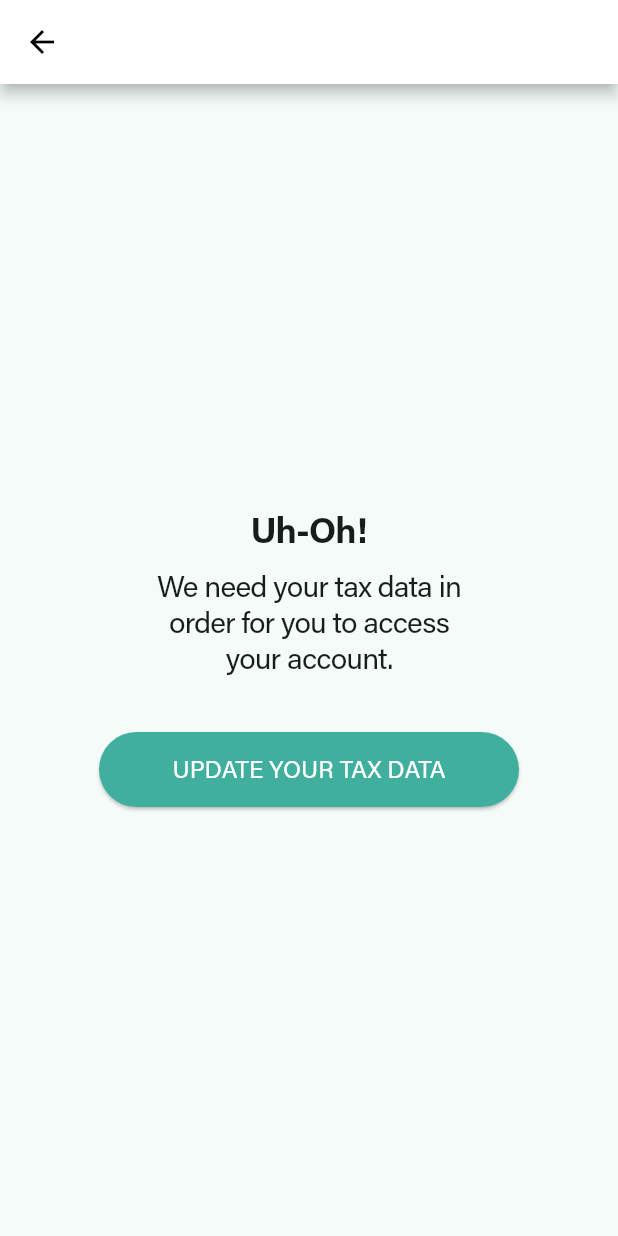
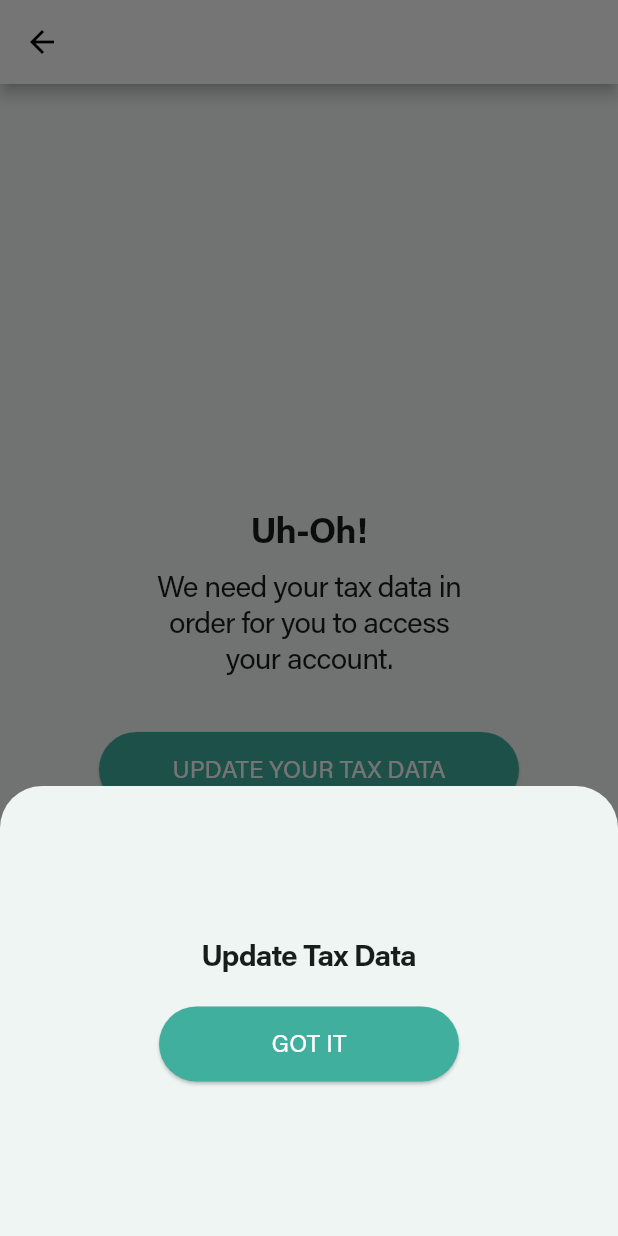
Before and after one commit to matiasespina1991/expatrio-challenge, a Flutter app: the DashboardScreen screen opened directly, after a tap on "UPDATE YOUR TAX DATA", on a phone screen of 412 x 824 dp. Run offline on Flutter 3.47's test engine with Material 3 defaults, Android fonts, the phone set to English and light mode, and no system bars; our stand-ins replace flutter_secure_storage; accounts and stored records are empty.

Commit message:
Modal for tax data updating ready!

```diff
--- a/lib/screens/dashboard_screen.dart
+++ b/lib/screens/dashboard_screen.dart
@@ -1,3 +1,4 @@
+import 'package:expatrio_challenge/widgets/modals.dart';
 import 'package:flutter/material.dart';
 
 import '../services/authentication_service.dart';
@@ -14,6 +15,7 @@ class DashboardScreen extends StatefulWidget {
 
 class _DashboardScreenState extends State<DashboardScreen> {
   final AuthenticationService _authService = AuthenticationService();
+  final ShowModal _showModal = ShowModal();
 
   @override
   Widget build(BuildContext context) {
@@ -53,7 +55,10 @@ class _DashboardScreenState extends State<DashboardScreen> {
                 style: ElevatedButton.styleFrom(
                   minimumSize: const Size(double.infinity, 50),
                 ),
-                onPressed: () {},
+                onPressed: () {
+                  _showModal.updateTaxData(
+                      context: context, onTapConfirm: confirmUpdateTaxData);
+                },
                 child: const Text('UPDATE YOUR TAX DATA'),
               ),
             ],
@@ -61,6 +66,10 @@ class _DashboardScreenState extends State<DashboardScreen> {
         ),
       ),
     );
+  }
+
+  void confirmUpdateTaxData() {
+    Navigator.maybePop(context);
   }
 
   Future<void> goBack(context) async {
--- a/lib/widgets/modals.dart
+++ b/lib/widgets/modals.dart
@@ -138,4 +138,38 @@ class ShowModal {
       },
     );
   }
+
+  void updateTaxData({
+    required BuildContext context,
+    required onTapConfirm,
+  }) {
+    showModalBottomSheet(
+      isDismissible: false,
+      context: context,
+      builder: (BuildContext context) {
+        return SizedBox(
+          height: 300,
+          child: Center(
+            child: Column(
+              mainAxisSize: MainAxisSize.min,
+              children: <Widget>[
+                Text('Update Tax Data',
+                    style: TextStyle(
+                      fontSize: 20,
+                      fontWeight: FontWeight.bold,
+                    )),
+                const SizedBox(height: 20),
+                ElevatedButton(
+                  onPressed: () {
+                    onTapConfirm();
+                  },
+                  child: const Text('GOT IT'), // Texto del botón
+                ),
+              ],
+            ),
+          ),
+        );
+      },
+    );
+  }
 }
```
